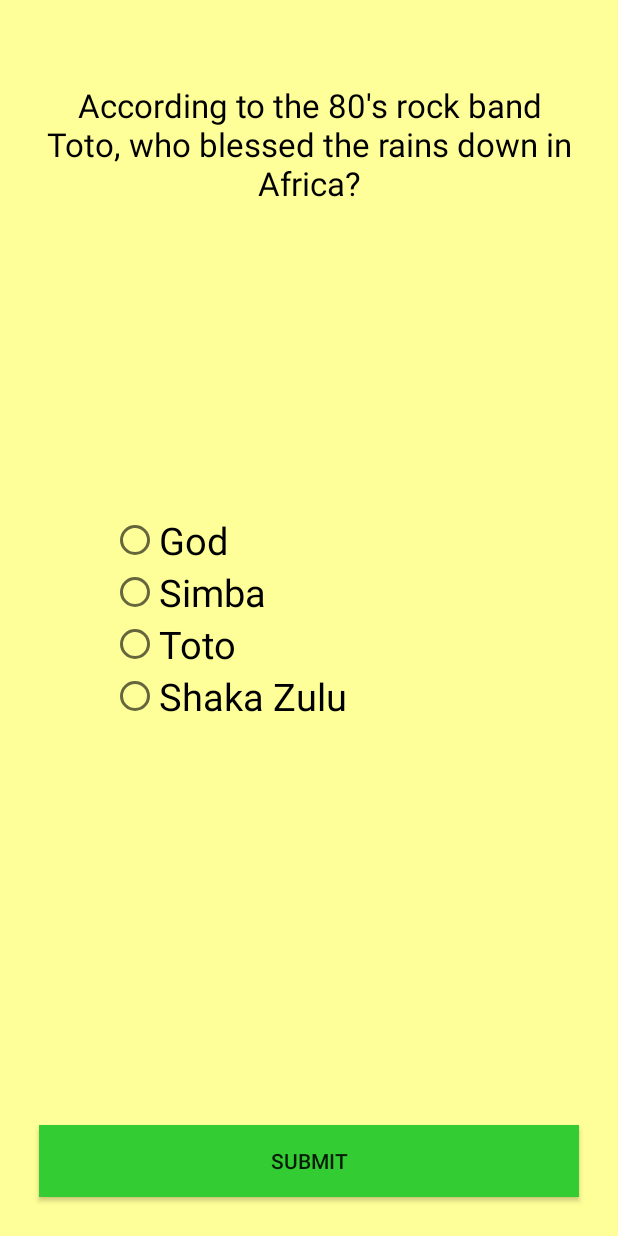
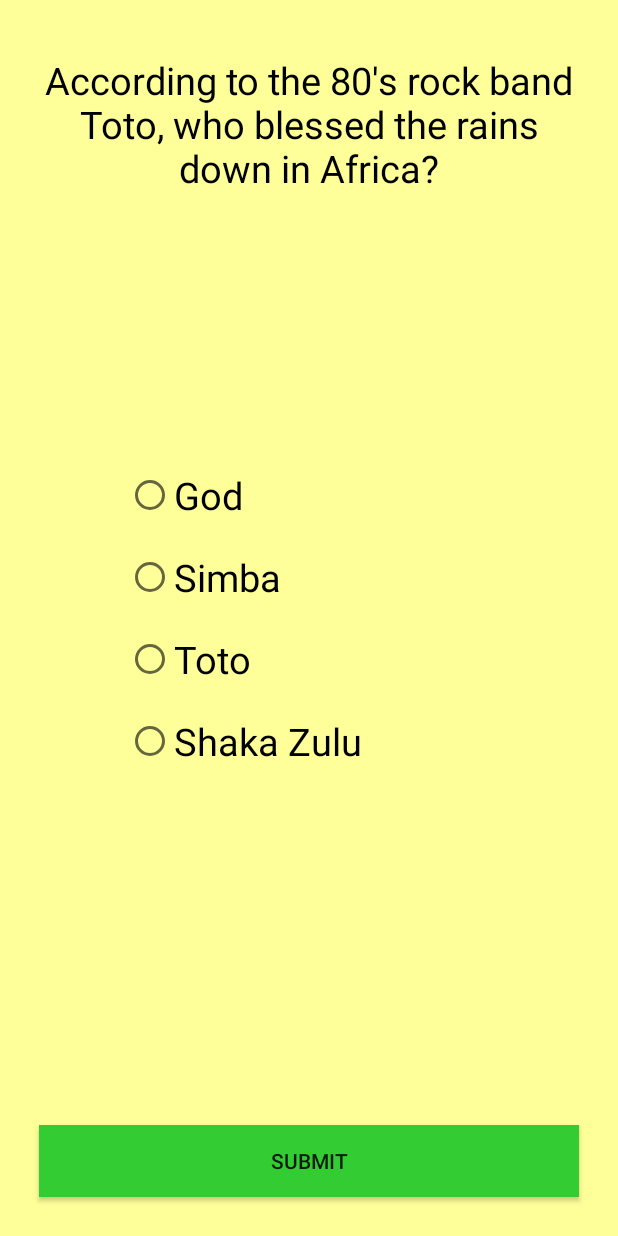
Before and after one commit to mwilcox-wi/TheQuiz, an Android app: the screen it shows after launch (QuizActivity), after a tap on "BEGIN", on a phone screen of 412 x 824 dp. Run offline under Robolectric (Android 15) with nearby library versions, the phone set to English and light mode, and no system bars.

Commit message:
Changed Margins
Changed layout margins for radio group

```diff
--- a/app/src/main/res/layout/fragment_q1.xml
+++ b/app/src/main/res/layout/fragment_q1.xml
@@ -18,12 +18,13 @@
             android:id="@+id/q1_text"
             android:textAlignment="center"
             android:textColor="#000"
-            android:layout_marginTop="39dp"
+            android:layout_marginTop="20dp"
             android:paddingEnd="5dp"
             android:paddingStart="5dp"
             android:text="According to the 80&apos;s rock band Toto, who blessed the rains down in Africa?"
             android:layout_alignParentTop="true"
-            android:layout_alignParentStart="true" />
+            android:layout_alignParentStart="true"
+            android:textSize="25dp" />
 <RadioGroup
     android:layout_width="wrap_content"
     android:layout_height="wrap_content"
@@ -40,7 +41,8 @@
             android:checked="false"
             android:layout_centerVertical="true"
             android:layout_alignStart="@+id/simba"
-            android:textSize="25dp" />
+            android:textSize="25dp"
+            android:layout_margin="10dp" />
 
         <RadioButton
             android:layout_width="wrap_content"
@@ -50,7 +52,8 @@
             android:layout_below="@+id/god"
             android:layout_alignParentStart="true"
             android:checked="false"
-            android:textSize="25dp" />
+            android:textSize="25dp"
+            android:layout_margin="10dp" />
 
         <RadioButton
             android:layout_width="wrap_content"
@@ -60,7 +63,8 @@
             android:checked="false"
             android:layout_below="@+id/simba"
             android:layout_alignParentStart="true"
-            android:textSize="25dp" />
+            android:textSize="25dp"
+            android:layout_margin="10dp" />
 
         <RadioButton
             android:layout_width="wrap_content"
@@ -70,7 +74,8 @@
             android:checked="false"
             android:layout_below="@+id/toto"
             android:layout_alignParentStart="true"
-            android:textSize="25dp" />
+            android:textSize="25dp"
+            android:layout_margin="10dp" />
 </RadioGroup>
 
         <Button
```
